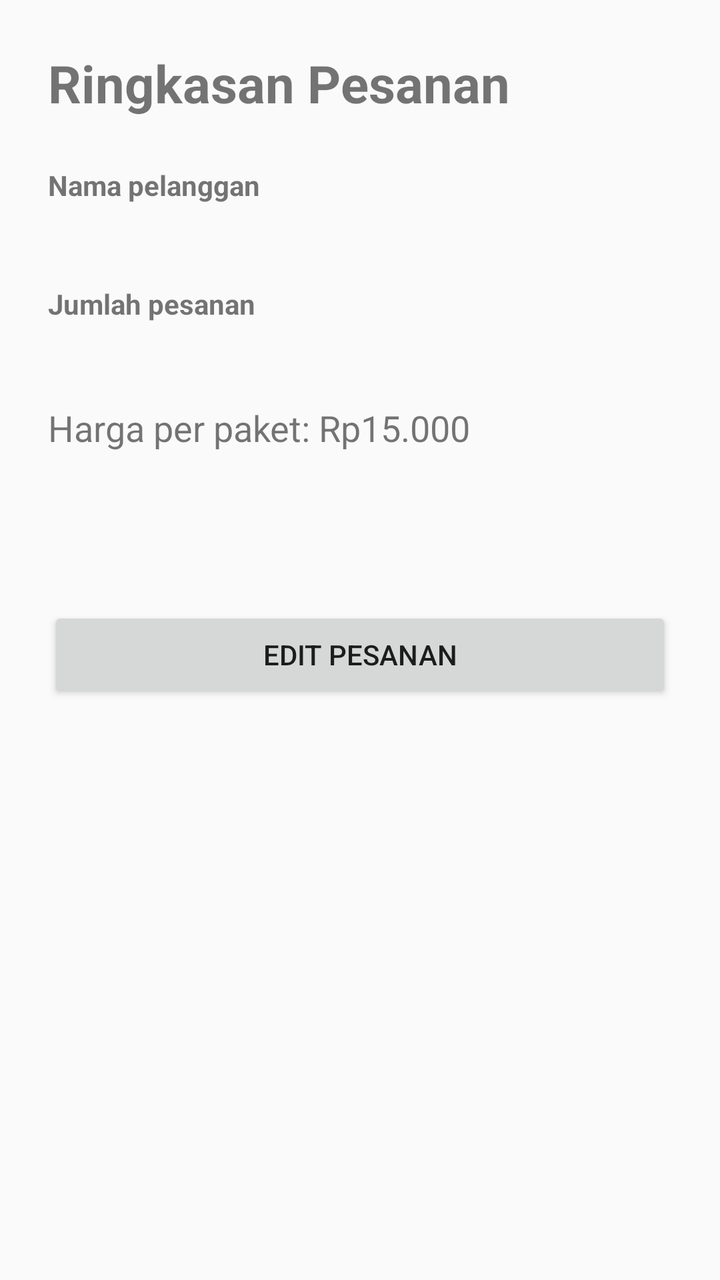
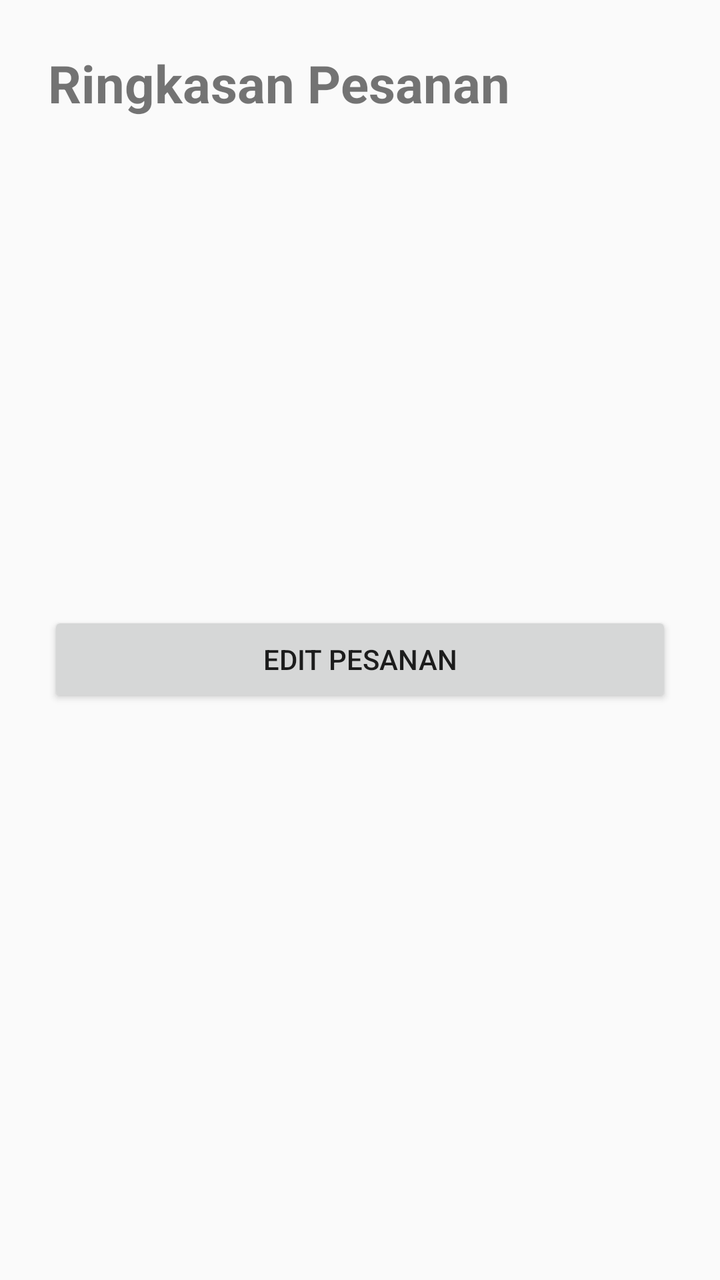

An Android layout rendered at two revisions. The XML below is the earlier revision; the diff shows what the commit changed to produce the second picture.
<!-- AndroidManifest.xml: application theme Theme.MyApplication -->
<!-- res/layout/activity_ringkasan.xml -->
<?xml version="1.0" encoding="utf-8"?>
<LinearLayout
    xmlns:android="http://schemas.android.com/apk/res/android"
    android:id="@+id/main"
    android:layout_width="match_parent"
    android:layout_height="match_parent"
    android:orientation="vertical"
    android:padding="24dp">

    <TextView
        android:id="@+id/tvJudulRingkasan"
        android:layout_width="match_parent"
        android:layout_height="wrap_content"
        android:text="Ringkasan Pesanan"
        android:textSize="26sp"
        android:textStyle="bold" />

    <TextView
        android:id="@+id/tvNamaPelanggan"
        android:layout_width="match_parent"
        android:layout_height="wrap_content"
        android:layout_marginTop="24dp"
        android:text="Nama pelanggan"
        android:textStyle="bold" />

    <TextView
        android:id="@+id/tvNama"
        android:layout_width="match_parent"
        android:layout_height="wrap_content"
        android:textSize="18sp" />

    <TextView
        android:id="@+id/tvJumlahPesanan"
        android:layout_width="match_parent"
        android:layout_height="wrap_content"
        android:layout_marginTop="16dp"
        android:text="Jumlah pesanan"
        android:textStyle="bold" />

    <TextView
        android:id="@+id/tvJumlah"
        android:layout_width="match_parent"
        android:layout_height="wrap_content"
        android:textSize="18sp" />

    <TextView
        android:id="@+id/tvHargaPaket"
        android:layout_width="match_parent"
        android:layout_height="wrap_content"
        android:layout_marginTop="16dp"
        android:text="Harga per paket: Rp15.000"
        android:textSize="18sp" />

    <TextView
        android:id="@+id/tvTotal"
        android:layout_width="match_parent"
        android:layout_height="wrap_content"
        android:layout_marginTop="24dp"
        android:textSize="22sp"
        android:textStyle="bold" />

    <Button
        android:id="@+id/btnEdit"
        android:layout_width="match_parent"
        android:layout_height="wrap_content"
        android:layout_marginTop="24dp"
        android:text="Edit Pesanan" />

</LinearLayout>
<!-- resources referenced by this layout -->
<resources>
  <style name="Theme.MyApplication" parent="android:Theme.Material.Light.NoActionBar" />
</resources>

<!-- the commit's change to res/layout/activity_ringkasan.xml (unified diff, before → after) -->
@@ -8,7 +8,6 @@
     android:padding="24dp">
 
     <TextView
-        android:id="@+id/tvJudulRingkasan"
         android:layout_width="match_parent"
         android:layout_height="wrap_content"
         android:text="Ringkasan Pesanan"
@@ -16,39 +15,31 @@
         android:textStyle="bold" />
 
     <TextView
-        android:id="@+id/tvNamaPelanggan"
+        android:id="@+id/tvNama"
         android:layout_width="match_parent"
         android:layout_height="wrap_content"
         android:layout_marginTop="24dp"
-        android:text="Nama pelanggan"
-        android:textStyle="bold" />
-
-    <TextView
-        android:id="@+id/tvNama"
-        android:layout_width="match_parent"
-        android:layout_height="wrap_content"
         android:textSize="18sp" />
 
     <TextView
-        android:id="@+id/tvJumlahPesanan"
+        android:id="@+id/tvMenu"
         android:layout_width="match_parent"
         android:layout_height="wrap_content"
         android:layout_marginTop="16dp"
-        android:text="Jumlah pesanan"
-        android:textStyle="bold" />
+        android:textSize="18sp" />
+
+    <TextView
+        android:id="@+id/tvHarga"
+        android:layout_width="match_parent"
+        android:layout_height="wrap_content"
+        android:layout_marginTop="16dp"
+        android:textSize="18sp" />
 
     <TextView
         android:id="@+id/tvJumlah"
         android:layout_width="match_parent"
         android:layout_height="wrap_content"
-        android:textSize="18sp" />
-
-    <TextView
-        android:id="@+id/tvHargaPaket"
-        android:layout_width="match_parent"
-        android:layout_height="wrap_content"
         android:layout_marginTop="16dp"
-        android:text="Harga per paket: Rp15.000"
         android:textSize="18sp" />
 
     <TextView
